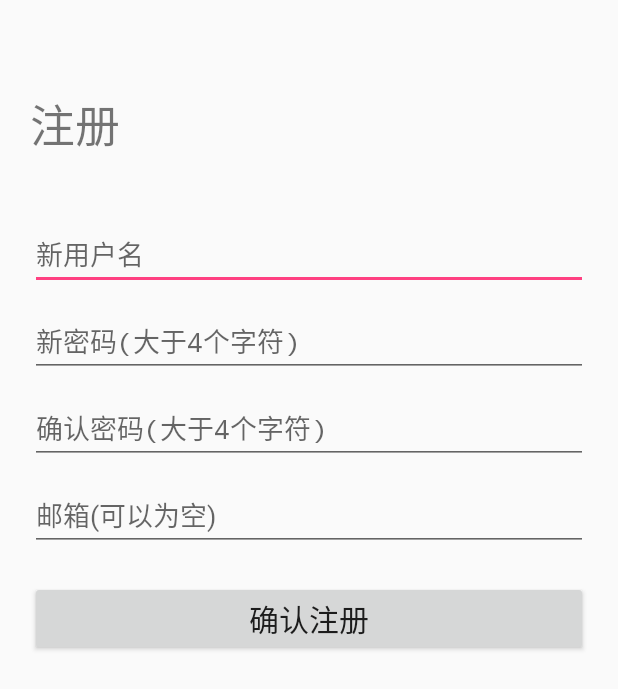
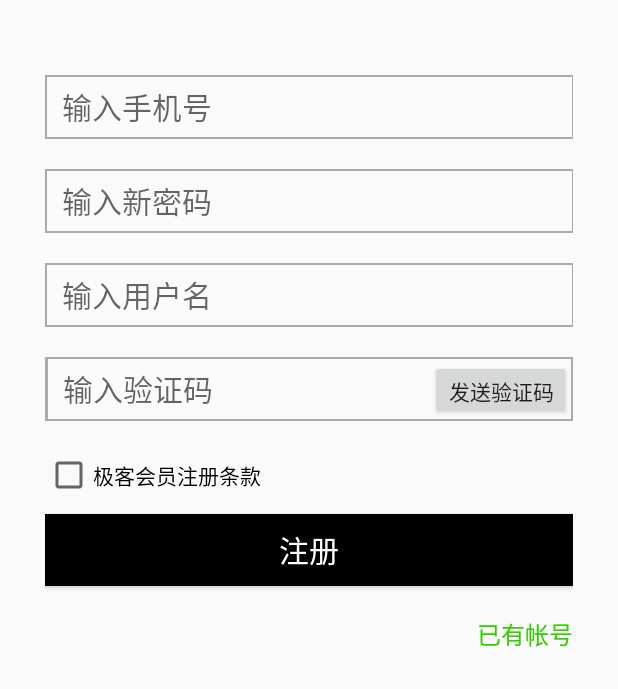
Before and after one commit to ixingzhi/mApp, an Android app: the RegisterActivity screen opened directly, with no data from a screen before it, on a phone screen of 412 x 824 dp. Shown: the top 689 px of the screen. Run offline under Robolectric (Android 15) with nearby library versions, the phone set to English and light mode, and no system bars; 1 statement that could not run was skipped.

Commit message:
Rejected commit: Default

```diff
--- a/app/build.gradle
+++ b/app/build.gradle
@@ -25,4 +25,5 @@ dependencies {
     testCompile 'junit:junit:4.12'
     compile 'com.android.support:appcompat-v7:23.3.0'
     compile files('libs/bmob_v3.0.8beta.jar')
+    compile files('libs/Bmob_Push_V0.9beta_20160520.jar')
 }
--- a/app/src/main/java/com/example/xiedongdong/app02/activity/RegisterActivity.java
+++ b/app/src/main/java/com/example/xiedongdong/app02/activity/RegisterActivity.java
@@ -1,50 +1,73 @@
 package com.example.xiedongdong.app02.activity;
 
 import android.app.Activity;
+import android.content.Intent;
 import android.os.Bundle;
-import android.util.Log;
+import android.text.TextUtils;
 import android.view.View;
 import android.widget.Button;
 import android.widget.EditText;
+import android.widget.TextView;
 import android.widget.Toast;
 
 import com.example.xiedongdong.app02.R;
 import com.example.xiedongdong.app02.po.User;
-import com.example.xiedongdong.app02.service.UserService;
 
 import cn.bmob.v3.Bmob;
-import cn.bmob.v3.BmobObject;
-import cn.bmob.v3.BmobUser;
 import cn.bmob.v3.listener.InsertListener;
 
 /**
  * Created by xiedongdong on 16/5/30.
  */
-public class RegisterActivity extends Activity implements View.OnClickListener{
-    private Button btn_okRegister;
+
+public class RegisterActivity extends Activity implements View.OnClickListener {
+    private EditText et_phoneNum;
+    private EditText et_newPassword;
+    private EditText et_usernmae;
+    private EditText et_securityCode;
+    private Button btn_sendSecurityCode;
+    private Button btn_register;
+    private TextView tv_existAccount;
+
     private final String ApplicationID="6df39e42d1f641e92cd618e2db9a22bf";
     @Override
     protected void onCreate(Bundle savedInstanceState) {
         super.onCreate(savedInstanceState);
-        setContentView(R.layout.activity_register);
-        //初始化Bmob数据服务
-        Bmob.initialize(this,ApplicationID);
+        setContentView(R.layout.register);
+        Bmob.initialize(RegisterActivity.this,ApplicationID);
 
         initView();
+        initEvent();
+    }
+
+    private void initEvent() {
+        btn_sendSecurityCode.setOnClickListener(this);
+        btn_register.setOnClickListener(this);
+        tv_existAccount.setOnClickListener(this);
+
     }
 
     private void initView() {
-        btn_okRegister=(Button)findViewById(R.id.btn_okRegister);
-        btn_okRegister.setOnClickListener(this);
+        et_phoneNum=(EditText)findViewById(R.id.et_phoneNum);
+        et_newPassword=(EditText)findViewById(R.id.et_newPassword);
+        et_usernmae=(EditText)findViewById(R.id.et_userName);
+        et_securityCode=(EditText)findViewById(R.id.et_securityCode);
+        btn_sendSecurityCode=(Button)findViewById(R.id.btn_sendSecurityCode);
+        btn_register=(Button)findViewById(R.id.btn_register);
+        tv_existAccount=(TextView)findViewById(R.id.tv_existAccount);
     }
 
     @Override
     public void onClick(View view) {
         switch (view.getId()){
-            case R.id.btn_okRegister:
-                if(checkForm()){
-                    BmobinsertUserInfo();
-                }
+            case R.id.btn_sendSecurityCode:
+                //发送验证码
+                break;
+            case R.id.btn_register:
+                isRegister();
+                break;
+            case R.id.tv_existAccount:
+                startActivity(new Intent(RegisterActivity.this,LoginActivity.class));
                 break;
             default:
                 break;
@@ -52,69 +75,32 @@ public class RegisterActivity extends Activity implements View.OnClickListener{
 
     }
 
+    //判断注册信息
+    public void isRegister() {
+        String txt_phoneNum=et_phoneNum.getText().toString().trim();
+        String txt_newPassword=et_newPassword.getText().toString().trim();
+        String txt_username=et_usernmae.getText().toString().trim();
 
-    private boolean checkForm() {
+        if(!TextUtils.isEmpty(txt_phoneNum) && !TextUtils.isEmpty(txt_newPassword)){
+            User user=new User();
+            user.setPhoneNum(txt_phoneNum);
+            user.setPassword(txt_newPassword);
+            user.setUsername(txt_username);
 
-        //获取输入的信息
-        String txt_newUsername=((EditText)findViewById(R.id.et_newUsername)).getText().toString().trim();
-        String txt_newPassword=((EditText)findViewById(R.id.et_newPassword)).getText().toString().trim();
-        String txt_okPassword=((EditText)findViewById(R.id.et_okPassword)).getText().toString().trim();
-        String txt_email=((EditText)findViewById(R.id.et_email)).getText().toString().trim();
-
-        if(new UserService(RegisterActivity.this).getUserByUsername(txt_newUsername)){
-            Toast.makeText(RegisterActivity.this,"用户名已被注册",Toast.LENGTH_LONG).show();
-            return (false);
-        }
-
-        if(txt_newUsername.length()<4 || txt_newPassword.length()<4 || txt_okPassword.length()<4){
-            Toast.makeText(this,"注册信息不完善或用户名密码没有大余4个字符",Toast.LENGTH_LONG).show();
-            return (false);
-        }
-
-        if(txt_newPassword.equals(txt_okPassword)){
-
-        }else
-        {
-            Toast.makeText(RegisterActivity.this,"两次输入密码不一致",Toast.LENGTH_LONG).show();
-            return (false);
-        }
-
-        return (true);
-
-    }
-
-    private void BmobinsertUserInfo() {
-        //获取输入的信息
-        String txt_newUsername=((EditText)findViewById(R.id.et_newUsername)).getText().toString().trim();
-        String txt_newPassword=((EditText)findViewById(R.id.et_newPassword)).getText().toString().trim();
-        String txt_email=((EditText)findViewById(R.id.et_email)).getText().toString().trim();
-
-
-        User user=new User();
-        user.setUsername(txt_newUsername);
-        user.setPassword(txt_newPassword);
-        user.setEmail(txt_email);
-
-        user.signUp(this, new InsertListener() {
+            user.insertObject(RegisterActivity.this, new InsertListener() {
                 @Override
                 public void onSuccess() {
                     Toast.makeText(RegisterActivity.this,"注册成功",Toast.LENGTH_SHORT).show();
-
                 }
 
                 @Override
                 public void onFailure(String s) {
-                Toast.makeText(RegisterActivity.this,"注册shibai:"+s,Toast.LENGTH_SHORT).show();
+                    Toast.makeText(RegisterActivity.this,"注册失败："+s,Toast.LENGTH_SHORT).show();
 
                 }
             });
-
-
-
-
-
-
-
         }
 
+        return ;
     }
+}
--- /dev/null
+++ b/app/src/main/res/layout/register.xml
@@ -0,0 +1,237 @@
+<?xml version="1.0" encoding="utf-8"?>
+<LinearLayout xmlns:android="http://schemas.android.com/apk/res/android"
+    android:orientation="vertical"
+    android:layout_width="match_parent"
+    android:layout_height="match_parent"
+    android:padding="30dp">
+
+    <LinearLayout
+        android:layout_width="match_parent"
+        android:layout_height="20dp">
+    </LinearLayout>
+
+    <View
+        android:layout_width="match_parent"
+        android:layout_height="1dp"
+        android:background="@android:color/darker_gray"/>
+
+    <LinearLayout
+        android:layout_width="match_parent"
+        android:layout_height="40dp"
+        android:orientation="horizontal">
+
+        <View
+            android:layout_width="2dp"
+            android:layout_height="wrap_content"
+            android:layout_weight="1"
+            android:background="@android:color/darker_gray"/>
+
+        <EditText
+            android:id="@+id/et_phoneNum"
+            android:layout_width="match_parent"
+            android:layout_height="wrap_content"
+            android:background="@null"
+            android:hint="输入手机号"
+            android:paddingBottom="5dp"
+            android:paddingTop="5dp"
+            android:paddingLeft="10dp"
+            android:layout_weight="2"
+            android:textSize="20dp"/>
+
+        <View
+            android:layout_width="2dp"
+            android:layout_height="wrap_content"
+            android:layout_weight="1"
+            android:background="@android:color/darker_gray"/>
+
+    </LinearLayout>
+
+    <View
+        android:layout_width="match_parent"
+        android:layout_height="1dp"
+        android:background="@android:color/darker_gray"/>
+
+
+    <LinearLayout
+        android:layout_width="match_parent"
+        android:layout_height="20dp">
+    </LinearLayout>
+
+
+
+    <View
+        android:layout_width="match_parent"
+        android:layout_height="1dp"
+        android:background="@android:color/darker_gray"/>
+
+    <LinearLayout
+        android:layout_width="match_parent"
+        android:layout_height="40dp"
+        android:orientation="horizontal">
+
+        <View
+            android:layout_width="2dp"
+            android:layout_height="wrap_content"
+            android:layout_weight="1"
+            android:background="@android:color/darker_gray"/>
+
+        <EditText
+            android:id="@+id/et_newPassword"
+            android:layout_width="match_parent"
+            android:layout_height="wrap_content"
+            android:background="@null"
+            android:hint="输入新密码"
+            android:inputType="textPassword"
+            android:paddingBottom="5dp"
+            android:paddingTop="5dp"
+            android:paddingLeft="10dp"
+            android:layout_weight="2"
+            android:textSize="20dp"/>
+
+        <View
+            android:layout_width="2dp"
+            android:layout_height="wrap_content"
+            android:layout_weight="1"
+            android:background="@android:color/darker_gray"/>
+
+    </LinearLayout>
+
+    <View
+        android:layout_width="match_parent"
+        android:layout_height="1dp"
+        android:background="@android:color/darker_gray"/>
+
+
+    <LinearLayout
+        android:layout_width="match_parent"
+        android:layout_height="20dp">
+    </LinearLayout>
+
+    <View
+        android:layout_width="match_parent"
+        android:layout_height="1dp"
+        android:background="@android:color/darker_gray"/>
+
+    <LinearLayout
+        android:layout_width="match_parent"
+        android:layout_height="40dp"
+        android:orientation="horizontal">
+
+        <View
+            android:layout_width="2dp"
+            android:layout_height="wrap_content"
+            android:layout_weight="1"
+            android:background="@android:color/darker_gray"/>
+
+        <EditText
+            android:id="@+id/et_userName"
+            android:layout_width="match_parent"
+            android:layout_height="wrap_content"
+            android:background="@null"
+            android:hint="输入用户名"
+            android:paddingBottom="5dp"
+            android:paddingTop="5dp"
+            android:paddingLeft="10dp"
+            android:layout_weight="2"
+            android:textSize="20dp"/>
+
+        <View
+            android:layout_width="2dp"
+            android:layout_height="wrap_content"
+            android:layout_weight="1"
+            android:background="@android:color/darker_gray"/>
+
+    </LinearLayout>
+
+    <View
+        android:layout_width="match_parent"
+        android:layout_height="1dp"
+        android:background="@android:color/darker_gray"/>
+
+    <LinearLayout
+        android:layout_width="match_parent"
+        android:layout_height="20dp">
+    </LinearLayout>
+
+
+    <View
+        android:layout_width="match_parent"
+        android:layout_height="1dp"
+        android:background="@android:color/darker_gray"/>
+
+    <LinearLayout
+        android:layout_width="match_parent"
+        android:layout_height="40dp"
+        android:orientation="horizontal">
+
+        <View
+            android:layout_width="2dp"
+            android:layout_height="wrap_content"
+            android:layout_weight="0.5"
+            android:background="@android:color/darker_gray"/>
+
+        <EditText
+            android:id="@+id/et_securityCode"
+            android:layout_width="match_parent"
+            android:layout_height="wrap_content"
+            android:background="@null"
+            android:hint="输入验证码"
+            android:inputType="textPassword"
+            android:paddingBottom="5dp"
+            android:paddingTop="5dp"
+            android:paddingLeft="10dp"
+            android:layout_weight="100"
+            android:textSize="20dp"/>
+
+        <Button
+            android:id="@+id/btn_sendSecurityCode"
+            android:layout_width="wrap_content"
+            android:layout_height="wrap_content"
+            android:layout_weight="0.1"
+            android:singleLine="true"
+            android:text="发送验证码"/>
+
+        <View
+            android:layout_width="2dp"
+            android:layout_height="wrap_content"
+            android:layout_weight="0.5"
+            android:background="@android:color/darker_gray"/>
+
+    </LinearLayout>
+
+    <View
+        android:layout_width="match_parent"
+        android:layout_height="1dp"
+        android:background="@android:color/darker_gray"/>
+
+    <CheckBox
+        android:id="@+id/cb_agreeTerms"
+        android:layout_marginTop="20dp"
+        android:layout_width="wrap_content"
+        android:layout_height="wrap_content"
+        android:text="极客会员注册条款"/>
+
+    <Button
+        android:id="@+id/btn_register"
+        android:layout_marginTop="10dp"
+        android:layout_width="match_parent"
+        android:layout_height="wrap_content"
+        android:background="#000000"
+        android:text="注册"
+        android:textSize="20dp"
+        android:textColor="#FFFFFF"/>
+
+    <TextView
+        android:id="@+id/tv_existAccount"
+        android:layout_marginTop="20dp"
+        android:layout_width="wrap_content"
+        android:layout_height="wrap_content"
+        android:layout_gravity="right"
+        android:text="已有帐号"
+        android:textSize="16dp"
+        android:singleLine="true"
+        android:textColor="#33CC00"/>
+
+
+
+</LinearLayout>
```
Also changed, not shown: app/src/main/java/com/example/xiedongdong/app02/activity/LoginActivity.java (+54 -31 lines), app/src/main/java/com/example/xiedongdong/app02/po/User.java (+37 -28 lines), app/src/main/res/layout/login.xml (added, +144 -0 lines), app/libs/Bmob_Push_V0.9beta_20160520.jar (added). Lines whose indentation alone changed are shown as unchanged.
